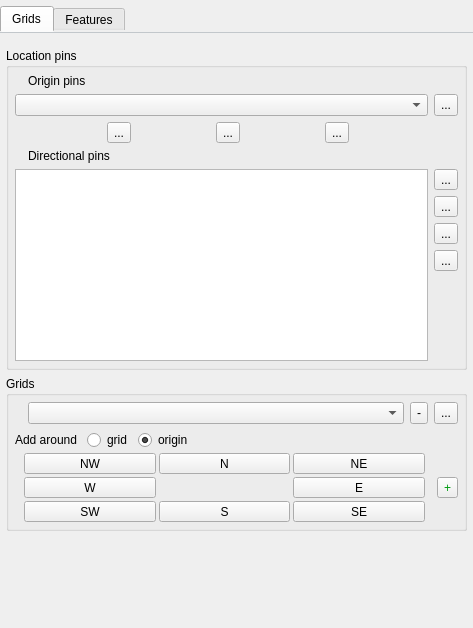
ArthurLion97/fossildigtools, file fdt_mainwidget.ui: the form before one commit.
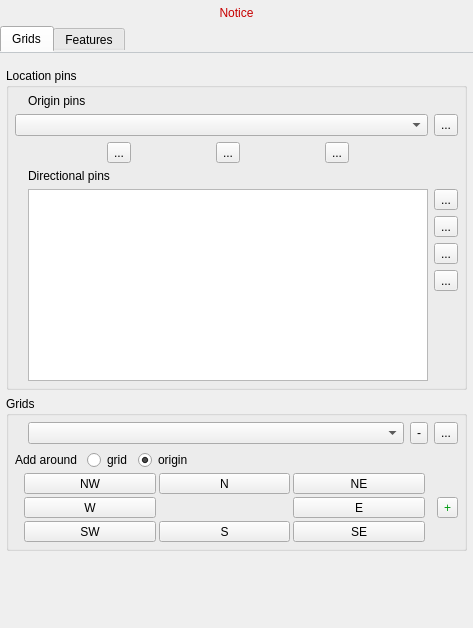
The form after the commit. Icons and pictures are not drawn. Custom widgets are drawn as their Qt base class.

Commit message: Update plugin checks and add notice; init spatialite layers and track

What changed in the file:
```diff
--- a/fdt_mainwidget.ui
+++ b/fdt_mainwidget.ui
@@ -35,6 +35,20 @@
      </layout>
     </widget>
    </item>
+   <item>
+    <widget class="QLabel" name="noticeLabel">
+     <property name="styleSheet">
+      <string notr="true">QLabel {color: rgb(199, 0, 0);}
+</string>
+     </property>
+     <property name="text">
+      <string>Notice</string>
+     </property>
+     <property name="alignment">
+      <set>Qt::AlignCenter</set>
+     </property>
+    </widget>
+   </item>
    <item>
     <widget class="QTabWidget" name="tabWidget">
      <property name="styleSheet">
@@ -85,7 +99,7 @@
             <x>0</x>
             <y>0</y>
             <width>473</width>
-            <height>595</height>
+            <height>563</height>
            </rect>
           </property>
           <layout class="QVBoxLayout" name="verticalLayout_3">
@@ -106,175 +120,6 @@
                 <property name="verticalSpacing">
                  <number>6</number>
                 </property>
-                <item row="5" column="2">
-                 <widget class="QFrame" name="directEditFrame">
-                  <layout class="QVBoxLayout" name="verticalLayout_7">
-                   <property name="margin">
-                    <number>0</number>
-                   </property>
-                   <item>
-                    <widget class="QToolButton" name="directPinEditBtn">
-                     <property name="maximumSize">
-                      <size>
-                       <width>16777215</width>
-                       <height>24</height>
-                      </size>
-                     </property>
-                     <property name="toolTip">
-                      <string>Edit directional pin</string>
-                     </property>
-                     <property name="text">
-                      <string>...</string>
-                     </property>
-                     <property name="icon">
-                      <iconset resource="resources.qrc">
-                       <normaloff>:/plugins/fossildigtools/icons/edit.svg</normaloff>:/plugins/fossildigtools/icons/edit.svg</iconset>
-                     </property>
-                     <property name="iconSize">
-                      <size>
-                       <width>20</width>
-                       <height>20</height>
-                      </size>
-                     </property>
-                    </widget>
-                   </item>
-                   <item>
-                    <widget class="QToolButton" name="directPinRemoveBtn">
-                     <property name="maximumSize">
-                      <size>
-                       <width>16777215</width>
-                       <height>24</height>
-                      </size>
-                     </property>
-                     <property name="toolTip">
-                      <string>Remove directional pin</string>
-                     </property>
-                     <property name="text">
-                      <string>...</string>
-                     </property>
-                     <property name="icon">
-                      <iconset resource="resources.qrc">
-                       <normaloff>:/plugins/fossildigtools/icons/remove.svg</normaloff>:/plugins/fossildigtools/icons/remove.svg</iconset>
-                     </property>
-                     <property name="iconSize">
-                      <size>
-                       <width>20</width>
-                       <height>20</height>
-                      </size>
-                     </property>
-                    </widget>
-                   </item>
-                   <item>
-                    <widget class="QToolButton" name="directPinGoToBtn">
-                     <property name="maximumSize">
-                      <size>
-                       <width>16777215</width>
-                       <height>24</height>
-                      </size>
-                     </property>
-                     <property name="toolTip">
-                      <string>Go to directional pin</string>
-                     </property>
-                     <property name="text">
-                      <string>...</string>
-                     </property>
-                     <property name="icon">
-                      <iconset resource="resources.qrc">
-                       <normaloff>:/plugins/fossildigtools/icons/goto.svg</normaloff>:/plugins/fossildigtools/icons/goto.svg</iconset>
-                     </property>
-                     <property name="iconSize">
-                      <size>
-                       <width>20</width>
-                       <height>20</height>
-                      </size>
-                     </property>
-                    </widget>
-                   </item>
-                   <item>
-                    <spacer name="verticalSpacer_2">
-                     <property name="orientation">
-                      <enum>Qt::Vertical</enum>
-                     </property>
-                     <property name="sizeHint" stdset="0">
-                      <size>
-                       <width>20</width>
-                       <height>0</height>
-                      </size>
-                     </property>
-                    </spacer>
-                   </item>
-                  </layout>
-                 </widget>
-                </item>
-                <item row="1" column="2">
-                 <widget class="QToolButton" name="originPinAddBtn">
-                  <property name="maximumSize">
-                   <size>
-                    <width>16777215</width>
-                    <height>24</height>
-                   </size>
-                  </property>
-                  <property name="toolTip">
-                   <string>Add origin pin</string>
-                  </property>
-                  <property name="text">
-                   <string>...</string>
-                  </property>
-                  <property name="icon">
-                   <iconset resource="resources.qrc">
-                    <normaloff>:/plugins/fossildigtools/icons/add.svg</normaloff>:/plugins/fossildigtools/icons/add.svg</iconset>
-                  </property>
-                  <property name="iconSize">
-                   <size>
-                    <width>20</width>
-                    <height>20</height>
-                   </size>
-                  </property>
-                 </widget>
-                </item>
-                <item row="4" column="2">
-                 <widget class="QToolButton" name="directPinAddBtn">
-                  <property name="maximumSize">
-                   <size>
-                    <width>16777215</width>
-                    <height>24</height>
-                   </size>
-                  </property>
-                  <property name="toolTip">
-                   <string>Add directional pin</string>
-                  </property>
-                  <property name="text">
-                   <string>...</string>
-                  </property>
-                  <property name="icon">
-                   <iconset resource="resources.qrc">
-                    <normaloff>:/plugins/fossildigtools/icons/add.svg</normaloff>:/plugins/fossildigtools/icons/add.svg</iconset>
-                  </property>
-                  <property name="iconSize">
-                   <size>
-                    <width>20</width>
-                    <height>20</height>
-                   </size>
-                  </property>
-                 </widget>
-                </item>
-                <item row="3" column="1">
-                 <widget class="QLabel" name="directPinLabel">
-                  <property name="text">
-                   <string>Directional pins</string>
-                  </property>
-                 </widget>
-                </item>
-                <item row="3" column="0">
-                 <widget class="QLabel" name="directPinIconLabel">
-                  <property name="text">
-                   <string/>
-                  </property>
-                  <property name="pixmap">
-                   <pixmap resource="resources.qrc">:/plugins/fossildigtools/icons/directional.svg</pixmap>
-                  </property>
-                 </widget>
-                </item>
                 <item row="0" column="0">
                  <widget class="QLabel" name="originPinIconLabel">
                   <property name="sizePolicy">
@@ -308,9 +153,6 @@
                   </property>
                  </widget>
                 </item>
-                <item row="4" column="0" rowspan="2" colspan="2">
-                 <widget class="QListView" name="directPinView"/>
-                </item>
                 <item row="2" column="1">
                  <widget class="QFrame" name="originEditFrame">
                   <layout class="QHBoxLayout" name="horizontalLayout">
@@ -398,6 +240,191 @@
                   </layout>
                  </widget>
                 </item>
+                <item row="1" column="2">
+                 <widget class="QToolButton" name="originPinAddBtn">
+                  <property name="maximumSize">
+                   <size>
+                    <width>16777215</width>
+                    <height>24</height>
+                   </size>
+                  </property>
+                  <property name="toolTip">
+                   <string>Add origin pin</string>
+                  </property>
+                  <property name="text">
+                   <string>...</string>
+                  </property>
+                  <property name="icon">
+                   <iconset resource="resources.qrc">
+                    <normaloff>:/plugins/fossildigtools/icons/add.svg</normaloff>:/plugins/fossildigtools/icons/add.svg</iconset>
+                  </property>
+                  <property name="iconSize">
+                   <size>
+                    <width>20</width>
+                    <height>20</height>
+                   </size>
+                  </property>
+                 </widget>
+                </item>
+                <item row="3" column="0" colspan="3">
+                 <widget class="QFrame" name="directPinFrame">
+                  <layout class="QGridLayout" name="gridLayout_6">
+                   <property name="margin">
+                    <number>0</number>
+                   </property>
+                   <item row="1" column="2" rowspan="2">
+                    <widget class="QListWidget" name="directPinList">
+                     <property name="editTriggers">
+                      <set>QAbstractItemView::NoEditTriggers</set>
+                     </property>
+                    </widget>
+                   </item>
+                   <item row="1" column="3">
+                    <layout class="QVBoxLayout" name="verticalLayout_8">
+                     <item>
+                      <widget class="QToolButton" name="directPinAddBtn">
+                       <property name="maximumSize">
+                        <size>
+                         <width>16777215</width>
+                         <height>24</height>
+                        </size>
+                       </property>
+                       <property name="toolTip">
+                        <string>Add directional pin</string>
+                       </property>
+                       <property name="text">
+                        <string>...</string>
+                       </property>
+                       <property name="icon">
+                        <iconset resource="resources.qrc">
+                         <normaloff>:/plugins/fossildigtools/icons/add.svg</normaloff>:/plugins/fossildigtools/icons/add.svg</iconset>
+                       </property>
+                       <property name="iconSize">
+                        <size>
+                         <width>20</width>
+                         <height>20</height>
+                        </size>
+                       </property>
+                      </widget>
+                     </item>
+                     <item>
+                      <widget class="QFrame" name="directPinEditFrame">
+                       <layout class="QVBoxLayout" name="verticalLayout_7">
+                        <property name="margin">
+                         <number>0</number>
+                        </property>
+                        <item>
+                         <widget class="QToolButton" name="directPinEditBtn">
+                          <property name="maximumSize">
+                           <size>
+                            <width>16777215</width>
+                            <height>24</height>
+                           </size>
+                          </property>
+                          <property name="toolTip">
+                           <string>Edit directional pin</string>
+                          </property>
+                          <property name="text">
+                           <string>...</string>
+                          </property>
+                          <property name="icon">
+                           <iconset resource="resources.qrc">
+                            <normaloff>:/plugins/fossildigtools/icons/edit.svg</normaloff>:/plugins/fossildigtools/icons/edit.svg</iconset>
+                          </property>
+                          <property name="iconSize">
+                           <size>
+                            <width>20</width>
+                            <height>20</height>
+                           </size>
+                          </property>
+                         </widget>
+                        </item>
+                        <item>
+                         <widget class="QToolButton" name="directPinRemoveBtn">
+                          <property name="maximumSize">
+                           <size>
+                            <width>16777215</width>
+                            <height>24</height>
+                           </size>
+                          </property>
+                          <property name="toolTip">
+                           <string>Remove directional pin</string>
+                          </property>
+                          <property name="text">
+                           <string>...</string>
+                          </property>
+                          <property name="icon">
+                           <iconset resource="resources.qrc">
+                            <normaloff>:/plugins/fossildigtools/icons/remove.svg</normaloff>:/plugins/fossildigtools/icons/remove.svg</iconset>
+                          </property>
+                          <property name="iconSize">
+                           <size>
+                            <width>20</width>
+                            <height>20</height>
+                           </size>
+                          </property>
+                         </widget>
+                        </item>
+                        <item>
+                         <widget class="QToolButton" name="directPinGoToBtn">
+                          <property name="maximumSize">
+                           <size>
+                            <width>16777215</width>
+                            <height>24</height>
+                           </size>
+                          </property>
+                          <property name="toolTip">
+                           <string>Go to directional pin</string>
+                          </property>
+                          <property name="text">
+                           <string>...</string>
+                          </property>
+                          <property name="icon">
+                           <iconset resource="resources.qrc">
+                            <normaloff>:/plugins/fossildigtools/icons/goto.svg</normaloff>:/plugins/fossildigtools/icons/goto.svg</iconset>
+                          </property>
+                          <property name="iconSize">
+                           <size>
+                            <width>20</width>
+                            <height>20</height>
+                           </size>
+                          </property>
+                         </widget>
+                        </item>
+                       </layout>
+                      </widget>
+                     </item>
+                    </layout>
+                   </item>
+                   <item row="0" column="0">
+                    <widget class="QLabel" name="directPinIconLabel">
+                     <property name="sizePolicy">
+                      <sizepolicy hsizetype="Maximum" vsizetype="Preferred">
+                       <horstretch>0</horstretch>
+                       <verstretch>0</verstretch>
+                      </sizepolicy>
+                     </property>
+                     <property name="text">
+                      <string/>
+                     </property>
+                     <property name="pixmap">
+                      <pixmap resource="resources.qrc">:/plugins/fossildigtools/icons/directional.svg</pixmap>
+                     </property>
+                     <property name="alignment">
+                      <set>Qt::AlignLeading|Qt::AlignLeft|Qt::AlignTop</set>
+                     </property>
+                    </widget>
+                   </item>
+                   <item row="0" column="2" colspan="2">
+                    <widget class="QLabel" name="directPinLabel">
+                     <property name="text">
+                      <string>Directional pins</string>
+                     </property>
+                    </widget>
+                   </item>
+                  </layout>
+                 </widget>
+                </item>
                </layout>
               </item>
              </layout>
```
Left out of the diff: 2 changed lines with no effect on the pictures. The commit also changes 12 other files.
